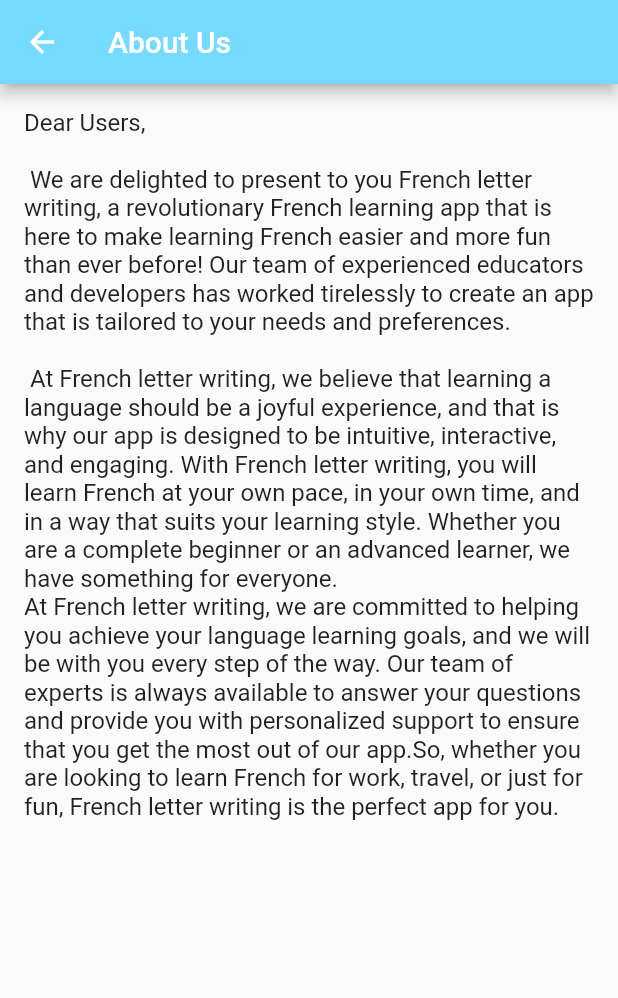
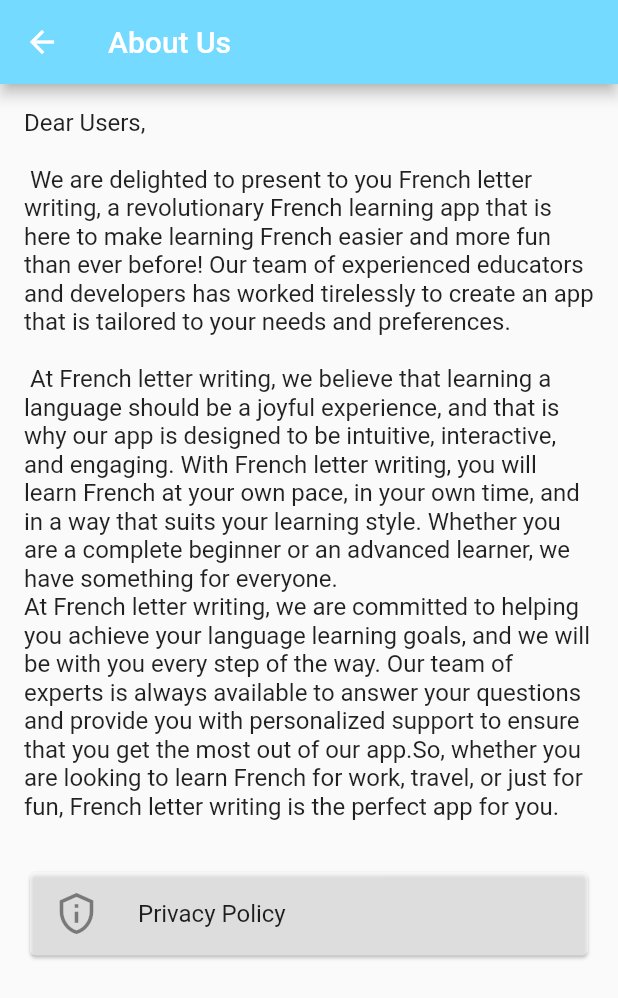
Before and after one commit to Bonnahjohn/french, a Flutter app: the About screen opened directly, on a phone screen of 412 x 824 dp. Shown: the top 998 px of the screen. Run offline on Flutter 3.47's test engine with Material 2 defaults, Android fonts, the phone set to English and light mode, and no system bars; missing offline and left inert: translator, zoom_widget.

Commit message:
the welcome screen column has been stretch,the privacy policy is added to the about page and the bottom space has been increase to 100

```diff
--- a/lib/main.dart
+++ b/lib/main.dart
@@ -35,6 +35,7 @@ class _MyAppState extends State<MyApp> {
           child: Padding(
             padding: EdgeInsets.all(16.0),
             child: Column(
+              crossAxisAlignment: CrossAxisAlignment.stretch,
               children: [
                 Text(
                   Welcome,
--- a/lib/screens/feedback.dart
+++ b/lib/screens/feedback.dart
@@ -133,8 +133,28 @@ class About extends StatelessWidget {
             children: <Widget>[
               Text(myNote, style: TextStyle(fontSize: 16)),
               const SizedBox(
-                height: 60,
-              )
+                height: 30,
+              ),
+              Card(
+                color: Colors.white54,
+                child: ListTile(
+                  leading: Icon(
+                    Icons.privacy_tip_outlined,
+                    size: 30,
+                  ),
+                  title: const Text(
+                    'Privacy Policy',
+                    style: TextStyle(fontSize: 16),
+                  ),
+                  onTap: () {
+                    launch(
+                        'https://sites.google.com/view/frenchify-privacy-policy/home');
+                  },
+                ),
+              ),
+              const SizedBox(
+                height: 100,
+              ),
             ],
           ),
         ),
--- a/lib/screens/formal.dart
+++ b/lib/screens/formal.dart
@@ -297,6 +297,7 @@ class _SampleState extends State<Sample> {
               Text('Votre Nom'),
             ],
           ),
+          SizedBox(height: 100)
         ],
       ),
     );
--- a/lib/screens/informal.dart
+++ b/lib/screens/informal.dart
@@ -33,7 +33,7 @@ class _InformalsState extends State<Informals> {
                 ),
                 Paras(),
                 SizedBox(
-                  height: 60,
+                  height: 100,
                 )
               ],
             ),
@@ -174,7 +174,7 @@ class _ParasState extends State<Paras> {
                 },
               text:
                   'Go to the media section to view sample of the informal letter writing images.',
-              style: TextStyle(color: Colors.blue))
+              style: TextStyle(color: Colors.blue)),
         ],
       ),
     );
--- a/lib/screens/translator.dart
+++ b/lib/screens/translator.dart
@@ -100,7 +100,7 @@ class _TreansState extends State<Treans> {
           height: 80,
         ),
         Text(
-          'Please connects to the internet everytime you want to use the translator otherwise it will not work for you.',
+          'Please connect to the internet everytime you want to use the translator otherwise it will not work for you.',
           style: TextStyle(fontSize: 16, fontWeight: FontWeight.bold),
         ),
       ],
```
Also changed, not shown: pubspec.lock, 1 other file.
